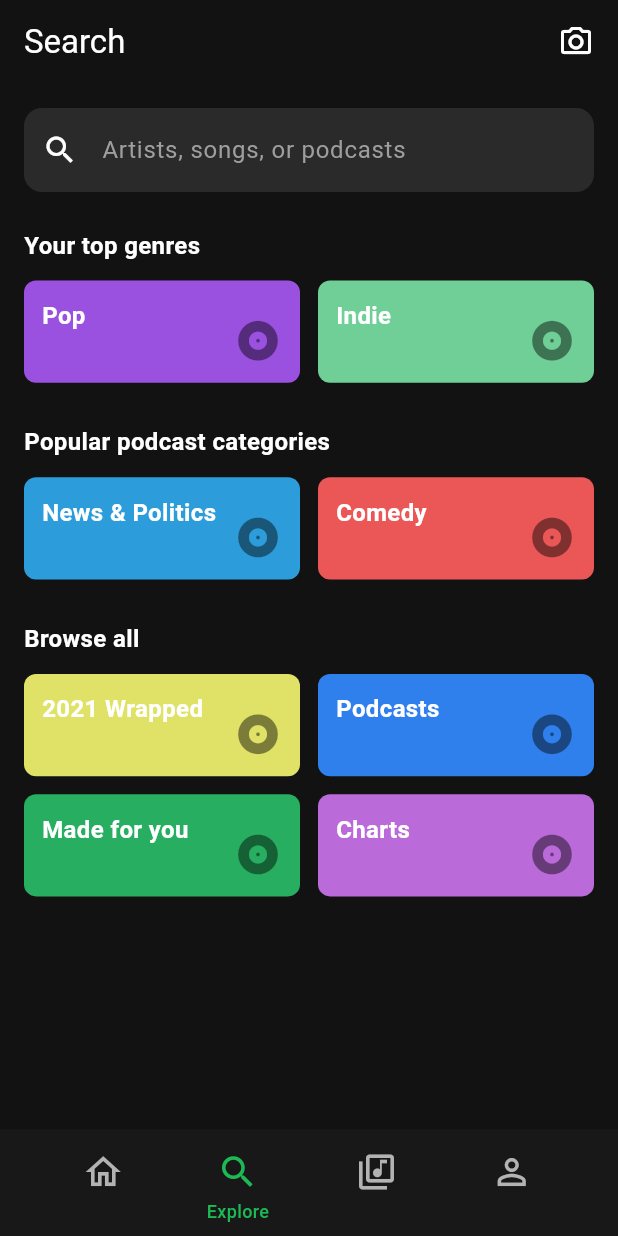
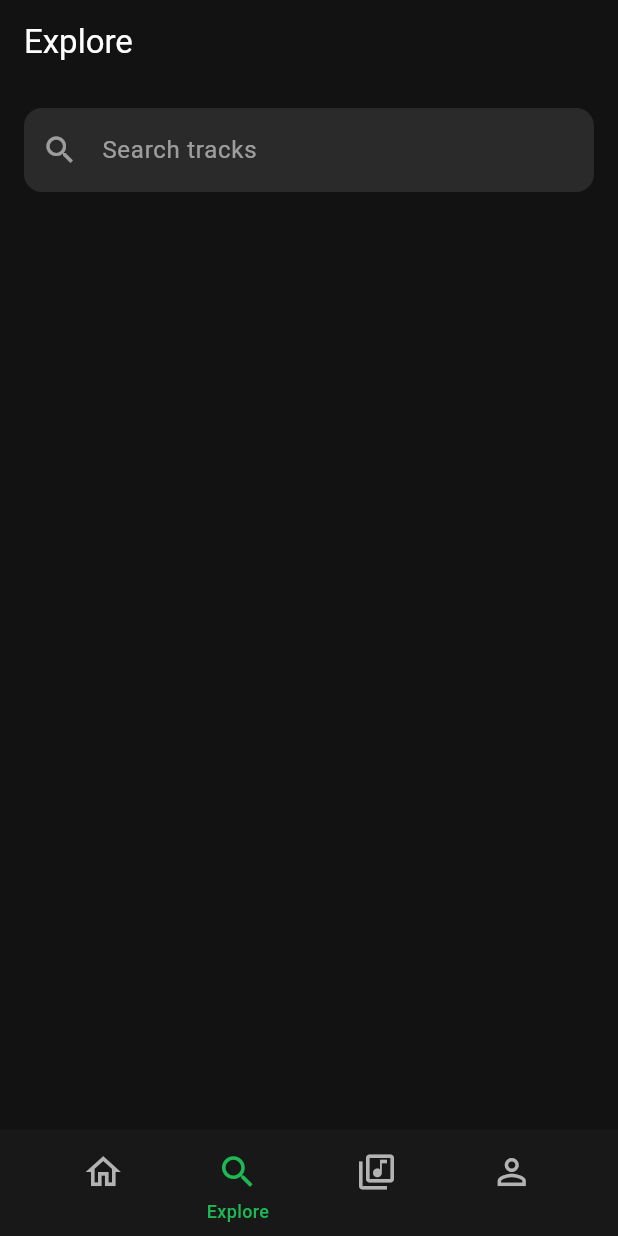
Before and after one commit to TeomanEroglu/song-social-media-app, a Flutter app: the screen it shows after launch, swiped to page 2, on a phone screen of 412 x 824 dp. Run offline on Flutter 3.47's test engine with Material 3 defaults, Android fonts, the phone set to English and light mode, and no system bars; our stand-ins replace flutter_dotenv, flutter_secure_storage; missing offline and left inert: oauth2_client, spotify.

Commit message:
ADD Search per Spotify API implementiert

```diff
--- /dev/null
+++ b/music_social_app/lib/services/spotify_song_repository.dart
@@ -0,0 +1,67 @@
+import 'package:spotify/spotify.dart' hide Album;
+import 'package:spotify/spotify.dart' show Track;
+import '../services/spotify_auth_service.dart';
+
+
+/// Lightweight domain model the UI can consume without depending on the
+/// `spotify` package classes (makes testing & serialization easier).
+class Song {
+  final String id;
+  final String title;
+  final String artist;
+  final String? albumImageUrl;
+  final String? previewUrl;   // 30‑sec preview (can be null)
+  final Duration duration;
+  final String uri;           // e.g. spotify:track:...
+
+  const Song({
+    required this.id,
+    required this.title,
+    required this.artist,
+    required this.albumImageUrl,
+    required this.previewUrl,
+    required this.duration,
+    required this.uri,
+  });
+}
+
+/// Repository that hides the Spotify API implementation details and returns
+/// simple [Song] objects.
+class SpotifySongRepository {
+  /// Searches for tracks by [query]. Supports pagination via [offset] & [limit]
+  /// (Spotify max = 50). Throws any [Exception] up to the caller.
+  Future<List<Song>> fetchSongs(
+    String query, {
+    int offset = 0,
+    int limit = 20,
+  }) async {
+
+      final api = await SpotifyAuthService().connect();
+
+      // Perform the search. We request only tracks for now.
+      final pages = api.search.get(
+        query,
+        types: [SearchType.track],
+      );
+
+      // Extract tracks; the package returns a wrapper object.
+      final firstPages = await pages.first(limit);
+      final trackItems = firstPages
+          .expand((page) => (page.items ?? []).cast<Track>())
+          .toList();
+
+      return trackItems.map<Song>((t) {
+        final firstArtist = t.artists?.isNotEmpty == true ? t.artists!.first.name : 'Unknown';
+        return Song(
+          id: t.id!,
+          title: t.name ?? 'Untitled',
+          artist: firstArtist ?? 'Unknown',
+          albumImageUrl: t.album?.images?.isNotEmpty == true ? t.album!.images!.first.url : null,
+          previewUrl: t.previewUrl,
+          duration: Duration(milliseconds: t.durationMs ?? 0),
+          uri: t.uri ?? '',
+        );
+      }).toList();
+
+  }
+}
--- a/music_social_app/lib/views/explore/explore_page.dart
+++ b/music_social_app/lib/views/explore/explore_page.dart
@@ -1,132 +1,123 @@
+import 'dart:async';
 import 'package:flutter/material.dart';
+import 'package:provider/provider.dart';
+import '../../state/explore_songs_provider.dart';
 
 class ExplorePage extends StatelessWidget {
-  final List<Map<String, dynamic>> sections = [
-    {
-      'title': 'Your top genres',
-      'items': [
-        {'label': 'Pop', 'color': Color(0xFF9B51E0)},
-        {'label': 'Indie', 'color': Color(0xFF6FCF97)},
-      ],
-    },
-    {
-      'title': 'Popular podcast categories',
-      'items': [
-        {'label': 'News & Politics', 'color': Color(0xFF2D9CDB)},
-        {'label': 'Comedy', 'color': Color(0xFFEB5757)},
-      ],
-    },
-    {
-      'title': 'Browse all',
-      'items': [
-        {'label': '2021 Wrapped', 'color': Color(0xFFE0E267)},
-        {'label': 'Podcasts', 'color': Color(0xFF2F80ED)},
-        {'label': 'Made for you', 'color': Color(0xFF27AE60)},
-        {'label': 'Charts', 'color': Color(0xFFBB6BD9)},
-      ],
-    },
-  ];
+  const ExplorePage({super.key});
 
   @override
   Widget build(BuildContext context) {
+    return ChangeNotifierProvider(
+      create: (_) => ExploreSongsProvider(),        // ⚠️  keine Initialsuche
+      child: const _ExploreView(),
+    );
+  }
+}
+
+class _ExploreView extends StatefulWidget {
+  const _ExploreView({super.key});
+
+  @override
+  State<_ExploreView> createState() => _ExploreViewState();
+}
+
+class _ExploreViewState extends State<_ExploreView> {
+  final _controller = TextEditingController();
+  Timer? _debounce;
+
+  @override
+  void dispose() {
+    _debounce?.cancel();
+    _controller.dispose();
+    super.dispose();
+  }
+
+  void _onQueryChanged(String query) {
+    _debounce?.cancel();
+    _debounce = Timer(const Duration(milliseconds: 400), () {
+      final trimmed = query.trim();
+      if (trimmed.isEmpty) {
+        // leeren Zustand anzeigen
+        context.read<ExploreSongsProvider>().reset();
+        return;
+      }
+      context.read<ExploreSongsProvider>().loadInitial(trimmed);
+    });
+  }
+
+  @override
+  Widget build(BuildContext context) {
+    final state = context.watch<ExploreSongsProvider>();
+
     return Scaffold(
       backgroundColor: const Color(0xFF121212),
       appBar: AppBar(
+        title: const Text('Explore', style: TextStyle(color: Colors.white)),
         backgroundColor: const Color(0xFF121212),
         elevation: 0,
-        title: const Text('Search', style: TextStyle(color: Colors.white)),
-        centerTitle: false,
-        actions: const [
-          Padding(
-            padding: EdgeInsets.only(right: 16),
-            child: Icon(Icons.camera_alt_outlined, color: Colors.white),
       ),
-        ],
-      ),
-      body: ListView(
+      body: Padding(
         padding: const EdgeInsets.all(16),
+        child: Column(
           children: [
-          // 🔍 Search Bar
             TextField(
+              controller: _controller,
+              onChanged: _onQueryChanged,
+              onSubmitted: _onQueryChanged,
               style: const TextStyle(color: Colors.white),
               decoration: InputDecoration(
+                prefixIcon: const Icon(Icons.search, color: Colors.white54),
+                hintText: 'Search tracks',
+                hintStyle: const TextStyle(color: Colors.white54),
                 filled: true,
                 fillColor: const Color(0xFF2A2A2A),
-              hintText: 'Artists, songs, or podcasts',
-              hintStyle: const TextStyle(color: Colors.grey),
-              prefixIcon: const Icon(Icons.search, color: Colors.white),
-              border: OutlineInputBorder(
-                borderRadius: BorderRadius.circular(12),
+                border: const OutlineInputBorder(
+                  borderRadius: BorderRadius.all(Radius.circular(12)),
                   borderSide: BorderSide.none,
                 ),
               ),
             ),
             const SizedBox(height: 24),
-
-          // 📚 Sections
-          ...sections.map((section) {
-            return Column(
-              crossAxisAlignment: CrossAxisAlignment.start,
-              children: [
-                Text(
-                  section['title'],
-                  style: const TextStyle(
-                    color: Colors.white,
-                    fontSize: 16,
-                    fontWeight: FontWeight.bold,
-                  ),
-                ),
-                const SizedBox(height: 12),
-                GridView.count(
-                  crossAxisCount: 2,
-                  shrinkWrap: true,
-                  physics: const NeverScrollableScrollPhysics(),
-                  mainAxisSpacing: 12,
-                  crossAxisSpacing: 12,
-                  childAspectRatio: 2.7,
-                  children: List.generate(section['items'].length, (index) {
-                    final item = section['items'][index];
-                    return Container(
-                      decoration: BoxDecoration(
-                        color: item['color'],
-                        borderRadius: BorderRadius.circular(8),
-                      ),
-                      padding: const EdgeInsets.all(12),
-                      child: Stack(
-                        children: [
-                          Align(
-                            alignment: Alignment.topLeft,
-                            child: Text(
-                              item['label'],
-                              style: const TextStyle(
-                                color: Colors.white,
-                                fontSize: 16,
-                                fontWeight: FontWeight.w600,
-                              ),
-                            ),
-                          ),
-                          const Align(
-                            alignment: Alignment.bottomRight,
-                            child: RotatedBox(
-                              quarterTurns: 1,
-                              child: Icon(
-                                Icons.album,
-                                color: Colors.black45,
-                                size: 32,
-                              ),
-                            ),
-                          ),
+            Expanded(child: _buildBody(state)),
           ],
         ),
-                    );
-                  }),
-                ),
-                const SizedBox(height: 28),
-              ],
-            );
-          }).toList(),
-        ],
       ),
     );
   }
+
+  Widget _buildBody(ExploreSongsProvider state) {
+    if (state.isLoading) {
+      return const Center(child: CircularProgressIndicator());
     }
+    if (state.error != null) {
+      return Center(
+        child: Text(state.error!, style: const TextStyle(color: Colors.white70)),
+      );
+    }
+    if (state.songs.isEmpty) {
+      // weder Fehlermeldung noch Ergebnisse → einfach leer
+      return const SizedBox.shrink();
+    }
+    return ListView.builder(
+      itemCount: state.songs.length,
+      itemBuilder: (_, i) {
+        final song = state.songs[i];
+        return ListTile(
+          leading: song.albumImageUrl != null
+              ? Image.network(
+                  song.albumImageUrl!,
+                  width: 50,
+                  height: 50,
+                  fit: BoxFit.cover,
+                )
+              : const Icon(Icons.music_note, color: Colors.white70),
+          title:
+              Text(song.title, style: const TextStyle(color: Colors.white)),
+          subtitle:
+              Text(song.artist, style: const TextStyle(color: Colors.white70)),
+        );
+      },
+    );
+  }
+}
--- a/music_social_app/pubspec.yaml
+++ b/music_social_app/pubspec.yaml
@@ -41,6 +41,7 @@ dependencies:
   flutter_dotenv: ^5.1.0
   spotify: ^0.12.0            # reiner Web-API-Wrapper
   flutter_secure_storage: 10.0.0-beta.4
+  provider: ^6.1.5
 
 dev_dependencies:
   flutter_test:
```
Also changed, not shown: music_social_app/lib/state/explore_songs_provider.dart (added, +81 -0 lines), music_social_app/pubspec.lock. Lines whose indentation alone changed are shown as unchanged.
